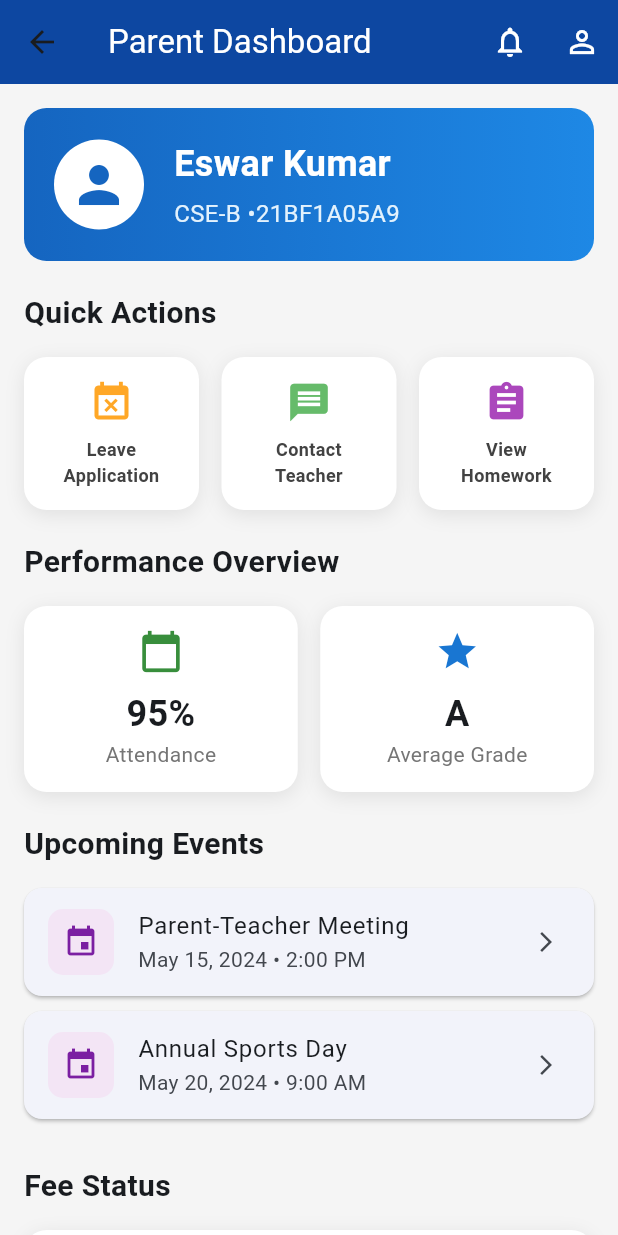
After one commit to Markapuram-Eswar/Achivers_, a Flutter app: the ParentDashboardScreen screen opened by its route, on a phone screen of 412 x 824 dp. The commit adds this screen. Run offline on Flutter 3.47's test engine with Material 3 defaults, Android fonts, the phone set to English and light mode, and no system bars; our stand-ins replace image_picker, permission_handler, table_calendar, video_player; missing offline and left inert: flutter_sound.

```diff
--- a/lib/main.dart
+++ b/lib/main.dart
@@ -3,7 +3,9 @@ import 'screens/splash_screen.dart';
 import 'screens/login_page.dart';
 import 'screens/welcome_page.dart';
 import 'screens/payment_screen.dart';
-import 'screens/notification_page.dart'; // Add this import
+import 'screens/notification_page.dart';
+import 'screens/teacher_dashboard_screen.dart';
+import 'screens/parent_dashboard_screen.dart';
 
 void main() {
   runApp(const MyApp());
@@ -27,8 +29,9 @@ class MyApp extends StatelessWidget {
         '/login': (context) => const LoginPage(),
         '/payment': (context) => const PaymentScreen(),
         '/welcome_page': (context) => const WelcomePage(),
-        '/notifications': (context) =>
-            const NotificationPage(), // Add this route
+        '/notifications': (context) => const NotificationPage(),
+        '/teacher-dashboard': (context) => const TeacherDashboardScreen(),
+        '/parent-dashboard': (context) => const ParentDashboardScreen(),
       },
     );
   }
--- /dev/null
+++ b/lib/screens/parent_dashboard_screen.dart
@@ -0,0 +1,375 @@
+import 'package:flutter/material.dart';
+
+class ParentDashboardScreen extends StatelessWidget {
+  const ParentDashboardScreen({super.key});
+
+  @override
+  Widget build(BuildContext context) {
+    return Scaffold(
+      backgroundColor: Colors.grey[100],
+      appBar: AppBar(
+        backgroundColor: Colors.blue[900],
+        title: const Text(
+          'Parent Dashboard',
+          style: TextStyle(color: Colors.white),
+        ),
+        actions: [
+          IconButton(
+            icon: const Icon(Icons.notifications_outlined, color: Colors.white),
+            onPressed: () {},
+          ),
+          IconButton(
+            icon: const Icon(Icons.person_outline, color: Colors.white),
+            onPressed: () {},
+          ),
+        ],
+      ),
+      body: SingleChildScrollView(
+        padding: const EdgeInsets.all(16),
+        child: Column(
+          crossAxisAlignment: CrossAxisAlignment.start,
+          children: [
+            _buildChildInfoCard(),
+            const SizedBox(height: 20),
+            _buildQuickActions(),
+            const SizedBox(height: 20),
+            _buildAttendanceAndGrades(),
+            const SizedBox(height: 20),
+            _buildUpcomingEvents(),
+            const SizedBox(height: 20),
+            _buildFeesSection(),
+          ],
+        ),
+      ),
+    );
+  }
+
+  Widget _buildChildInfoCard() {
+    return Container(
+      padding: const EdgeInsets.all(20),
+      decoration: BoxDecoration(
+        gradient: LinearGradient(
+          colors: [Colors.blue[800]!, Colors.blue[600]!],
+        ),
+        borderRadius: BorderRadius.circular(15),
+      ),
+      child: Row(
+        children: [
+          CircleAvatar(
+            radius: 30,
+            backgroundColor: Colors.white,
+            child: Icon(Icons.person, color: Colors.blue[800], size: 40),
+          ),
+          const SizedBox(width: 20),
+          Expanded(
+            child: Column(
+              crossAxisAlignment: CrossAxisAlignment.start,
+              children: [
+                const Text(
+                  'Eswar Kumar',
+                  style: TextStyle(
+                    color: Colors.white,
+                    fontSize: 24,
+                    fontWeight: FontWeight.bold,
+                  ),
+                ),
+                const SizedBox(height: 5),
+                Text(
+                  'CSE-B •21BF1A05A9',
+                  style: TextStyle(
+                    color: Colors.blue[50],
+                    fontSize: 16,
+                  ),
+                ),
+              ],
+            ),
+          ),
+        ],
+      ),
+    );
+  }
+
+  Widget _buildQuickActions() {
+    return Column(
+      crossAxisAlignment: CrossAxisAlignment.start,
+      children: [
+        const Text(
+          'Quick Actions',
+          style: TextStyle(
+            fontSize: 20,
+            fontWeight: FontWeight.bold,
+          ),
+        ),
+        const SizedBox(height: 15),
+        Row(
+          children: [
+            Expanded(
+              child: _buildActionButton(
+                'Leave\nApplication',
+                Icons.event_busy,
+                Colors.orange[400]!,
+              ),
+            ),
+            const SizedBox(width: 15),
+            Expanded(
+              child: _buildActionButton(
+                'Contact\nTeacher',
+                Icons.message,
+                Colors.green[400]!,
+              ),
+            ),
+            const SizedBox(width: 15),
+            Expanded(
+              child: _buildActionButton(
+                'View\nHomework',
+                Icons.assignment,
+                Colors.purple[400]!,
+              ),
+            ),
+          ],
+        ),
+      ],
+    );
+  }
+
+  Widget _buildActionButton(String title, IconData icon, Color color) {
+    return Container(
+      padding: const EdgeInsets.all(15),
+      decoration: BoxDecoration(
+        color: Colors.white,
+        borderRadius: BorderRadius.circular(15),
+        boxShadow: [
+          BoxShadow(
+            color: Colors.grey[300]!,
+            blurRadius: 10,
+            offset: const Offset(0, 3),
+          ),
+        ],
+      ),
+      child: Column(
+        children: [
+          Icon(icon, color: color, size: 30),
+          const SizedBox(height: 8),
+          Text(
+            title,
+            textAlign: TextAlign.center,
+            style: TextStyle(
+              color: Colors.grey[800],
+              fontSize: 12,
+              fontWeight: FontWeight.bold,
+            ),
+          ),
+        ],
+      ),
+    );
+  }
+
+  Widget _buildAttendanceAndGrades() {
+    return Column(
+      crossAxisAlignment: CrossAxisAlignment.start,
+      children: [
+        const Text(
+          'Performance Overview',
+          style: TextStyle(
+            fontSize: 20,
+            fontWeight: FontWeight.bold,
+          ),
+        ),
+        const SizedBox(height: 15),
+        Row(
+          children: [
+            Expanded(
+              child: _buildStatCard(
+                'Attendance',
+                '95%',
+                Icons.calendar_today,
+                Colors.green,
+              ),
+            ),
+            const SizedBox(width: 15),
+            Expanded(
+              child: _buildStatCard(
+                'Average Grade',
+                'A',
+                Icons.grade,
+                Colors.blue,
+              ),
+            ),
+          ],
+        ),
+      ],
+    );
+  }
+
+  Widget _buildStatCard(
+      String title, String value, IconData icon, MaterialColor color) {
+    return Container(
+      padding: const EdgeInsets.all(15),
+      decoration: BoxDecoration(
+        color: Colors.white,
+        borderRadius: BorderRadius.circular(15),
+        boxShadow: [
+          BoxShadow(
+            color: Colors.grey[300]!,
+            blurRadius: 10,
+            offset: const Offset(0, 3),
+          ),
+        ],
+      ),
+      child: Column(
+        children: [
+          Icon(icon, color: color[700], size: 30),
+          const SizedBox(height: 10),
+          Text(
+            value,
+            style: const TextStyle(
+              fontSize: 24,
+              fontWeight: FontWeight.bold,
+            ),
+          ),
+          Text(
+            title,
+            style: TextStyle(
+              color: Colors.grey[600],
+              fontSize: 14,
+            ),
+          ),
+        ],
+      ),
+    );
+  }
+
+  Widget _buildUpcomingEvents() {
+    return Column(
+      crossAxisAlignment: CrossAxisAlignment.start,
+      children: [
+        const Text(
+          'Upcoming Events',
+          style: TextStyle(
+            fontSize: 20,
+            fontWeight: FontWeight.bold,
+          ),
+        ),
+        const SizedBox(height: 15),
+        ListView.builder(
+          shrinkWrap: true,
+          physics: const NeverScrollableScrollPhysics(),
+          itemCount: 2,
+          itemBuilder: (context, index) {
+            return Card(
+              margin: const EdgeInsets.only(bottom: 10),
+              child: ListTile(
+                leading: Container(
+                  padding: const EdgeInsets.all(10),
+                  decoration: BoxDecoration(
+                    color: Colors.purple[50],
+                    borderRadius: BorderRadius.circular(10),
+                  ),
+                  child: Icon(Icons.event, color: Colors.purple[700]),
+                ),
+                title: Text(index == 0
+                    ? 'Parent-Teacher Meeting'
+                    : 'Annual Sports Day'),
+                subtitle: Text(index == 0
+                    ? 'May 15, 2024 • 2:00 PM'
+                    : 'May 20, 2024 • 9:00 AM'),
+                trailing: const Icon(Icons.arrow_forward_ios, size: 16),
+              ),
+            );
+          },
+        ),
+      ],
+    );
+  }
+
+  Widget _buildFeesSection() {
+    return Column(
+      crossAxisAlignment: CrossAxisAlignment.start,
+      children: [
+        const Text(
+          'Fee Status',
+          style: TextStyle(
+            fontSize: 20,
+            fontWeight: FontWeight.bold,
+          ),
+        ),
+        const SizedBox(height: 15),
+        Container(
+          padding: const EdgeInsets.all(15),
+          decoration: BoxDecoration(
+            color: Colors.white,
+            borderRadius: BorderRadius.circular(15),
+            boxShadow: [
+              BoxShadow(
+                color: Colors.grey[300]!,
+                blurRadius: 10,
+                offset: const Offset(0, 3),
+              ),
+            ],
+          ),
+          child: Column(
+            children: [
+              Row(
+                mainAxisAlignment: MainAxisAlignment.spaceBetween,
+                children: [
+                  Text(
+                    'Term 2 Fees',
+                    style: TextStyle(
+                      color: Colors.grey[800],
+                      fontSize: 16,
+                      fontWeight: FontWeight.bold,
+                    ),
+                  ),
+                  Container(
+                    padding: const EdgeInsets.symmetric(
+                      horizontal: 12,
+                      vertical: 6,
+                    ),
+                    decoration: BoxDecoration(
+                      color: Colors.green[50],
+                      borderRadius: BorderRadius.circular(12),
+                    ),
+                    child: Text(
+                      'Paid',
+                      style: TextStyle(
+                        color: Colors.green[700],
+                        fontSize: 12,
+                        fontWeight: FontWeight.bold,
+                      ),
+                    ),
+                  ),
+                ],
+              ),
+              const SizedBox(height: 10),
+              LinearProgressIndicator(
+                value: 1.0,
+                backgroundColor: Colors.grey[200],
+                valueColor: AlwaysStoppedAnimation<Color>(Colors.green[400]!),
+              ),
+              const SizedBox(height: 10),
+              Row(
+                mainAxisAlignment: MainAxisAlignment.spaceBetween,
+                children: [
+                  Text(
+                    'Paid: \$500',
+                    style: TextStyle(
+                      color: Colors.grey[600],
+                      fontSize: 14,
+                    ),
+                  ),
+                  Text(
+                    'Due: \$0',
+                    style: TextStyle(
+                      color: Colors.grey[600],
+                      fontSize: 14,
+                    ),
+                  ),
+                ],
+              ),
+            ],
+          ),
+        ),
+      ],
+    );
+  }
+}
--- a/lib/screens/profile_page.dart
+++ b/lib/screens/profile_page.dart
@@ -91,7 +91,7 @@ class _ProfilePageState extends State<ProfilePage> {
                   ),
                   const SizedBox(height: 16),
                   const Text(
-                    'Alex Johnson',
+                    'Eswar Kumar',
                     style: TextStyle(
                       fontSize: 24,
                       fontWeight: FontWeight.bold,
@@ -107,7 +107,7 @@ class _ProfilePageState extends State<ProfilePage> {
                       borderRadius: BorderRadius.circular(12),
                     ),
                     child: Text(
-                      'Computer Science • Year 2',
+                      'SVCE • Computer Science • 4th Year ',
                       style: TextStyle(
                         color: Colors.blue.shade700,
                         fontWeight: FontWeight.w500,
```
Also changed, not shown: lib/screens/login_page.dart (+80 -5 lines), lib/screens/teacher_dashboard_screen.dart (added, +245 -0 lines).
